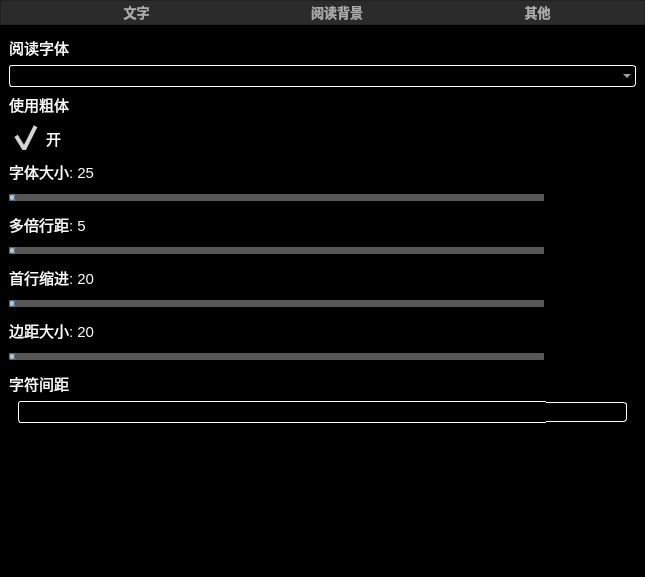
fffoobibi/pyqt_novel, file pyqt_app/ui/more_widget.ui: the form before one commit.
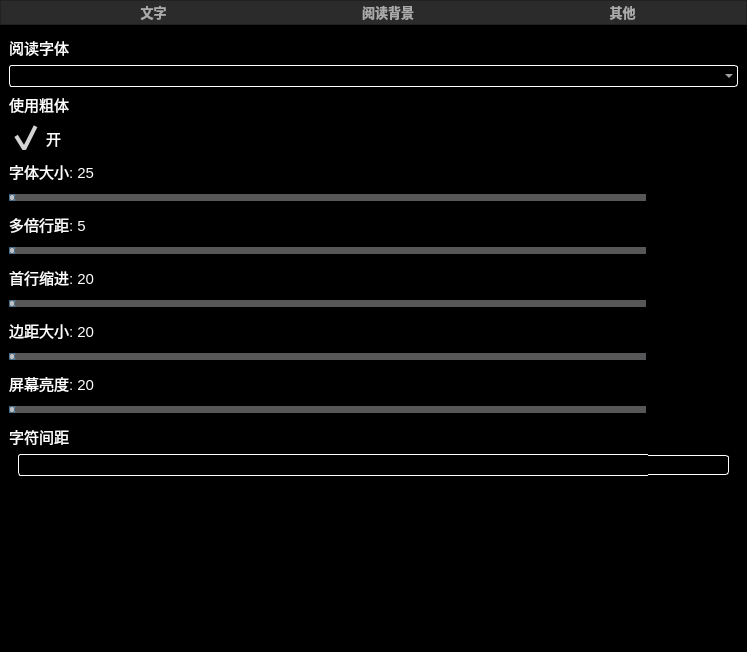
The form after the commit. Icons and pictures are not drawn. Custom widgets are drawn as their Qt base class.

```diff
--- a/pyqt_app/ui/more_widget.ui
+++ b/pyqt_app/ui/more_widget.ui
@@ -6,8 +6,8 @@
    <rect>
     <x>0</x>
     <y>0</y>
-    <width>645</width>
-    <height>577</height>
+    <width>747</width>
+    <height>652</height>
    </rect>
   </property>
   <property name="windowTitle">
@@ -142,8 +142,8 @@
            <rect>
             <x>0</x>
             <y>0</y>
-            <width>623</width>
-            <height>530</height>
+            <width>725</width>
+            <height>605</height>
            </rect>
           </property>
           <property name="styleSheet">
@@ -599,6 +599,72 @@
              </layout>
             </widget>
            </item>
+           <item>
+            <widget class="QLabel" name="label_9">
+             <property name="text">
+              <string>屏幕亮度: 20</string>
+             </property>
+            </widget>
+           </item>
+           <item>
+            <widget class="QFrame" name="frame_10">
+             <property name="frameShape">
+              <enum>QFrame::StyledPanel</enum>
+             </property>
+             <property name="frameShadow">
+              <enum>QFrame::Raised</enum>
+             </property>
+             <layout class="QHBoxLayout" name="horizontalLayout_10">
+              <property name="leftMargin">
+               <number>0</number>
+              </property>
+              <property name="topMargin">
+               <number>0</number>
+              </property>
+              <property name="rightMargin">
+               <number>0</number>
+              </property>
+              <property name="bottomMargin">
+               <number>0</number>
+              </property>
+              <item>
+               <widget class="QSlider" name="horizontalSlider_5">
+                <property name="orientation">
+                 <enum>Qt::Horizontal</enum>
+                </property>
+               </widget>
+              </item>
+              <item>
+               <widget class="QPushButton" name="bright_plus">
+                <property name="cursor">
+                 <cursorShape>PointingHandCursor</cursorShape>
+                </property>
+                <property name="text">
+                 <string/>
+                </property>
+                <property name="icon">
+                 <iconset resource="../sources/sources.qrc">
+                  <normaloff>:/ico/jia.png</normaloff>:/ico/jia.png</iconset>
+                </property>
+               </widget>
+              </item>
+              <item>
+               <widget class="QPushButton" name="bright_subtract">
+                <property name="cursor">
+                 <cursorShape>PointingHandCursor</cursorShape>
+                </property>
+                <property name="text">
+                 <string/>
+                </property>
+                <property name="icon">
+                 <iconset resource="../sources/sources.qrc">
+                  <normaloff>:/ico/jian.png</normaloff>:/ico/jian.png</iconset>
+                </property>
+               </widget>
+              </item>
+             </layout>
+            </widget>
+           </item>
            <item>
             <widget class="QLabel" name="label_3">
              <property name="text">
```
